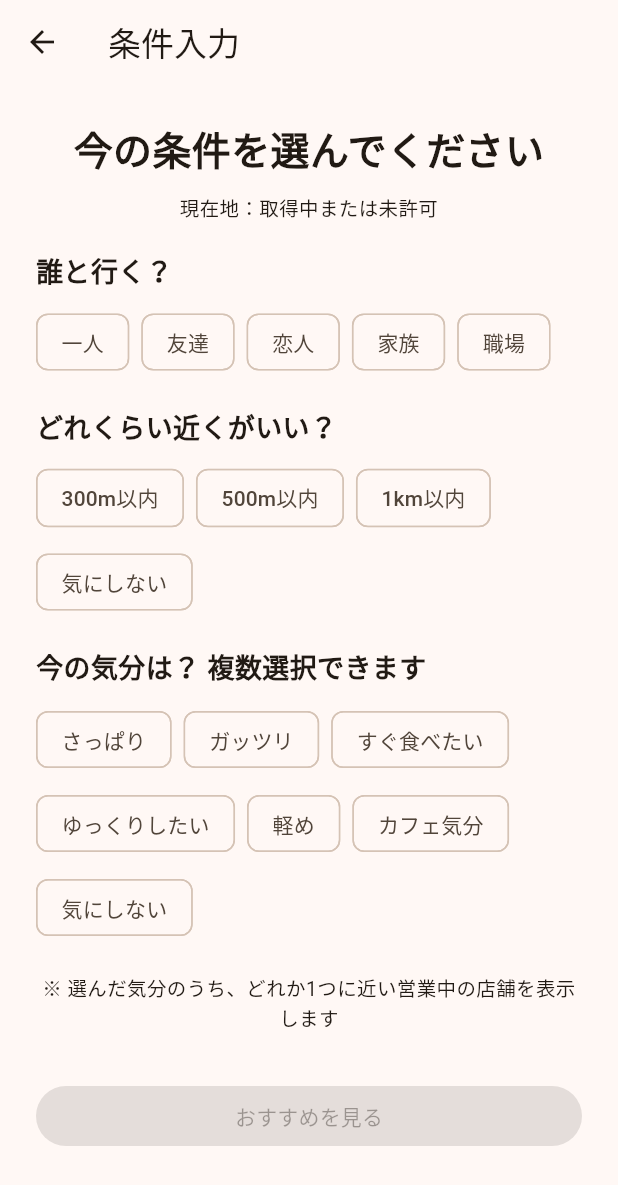
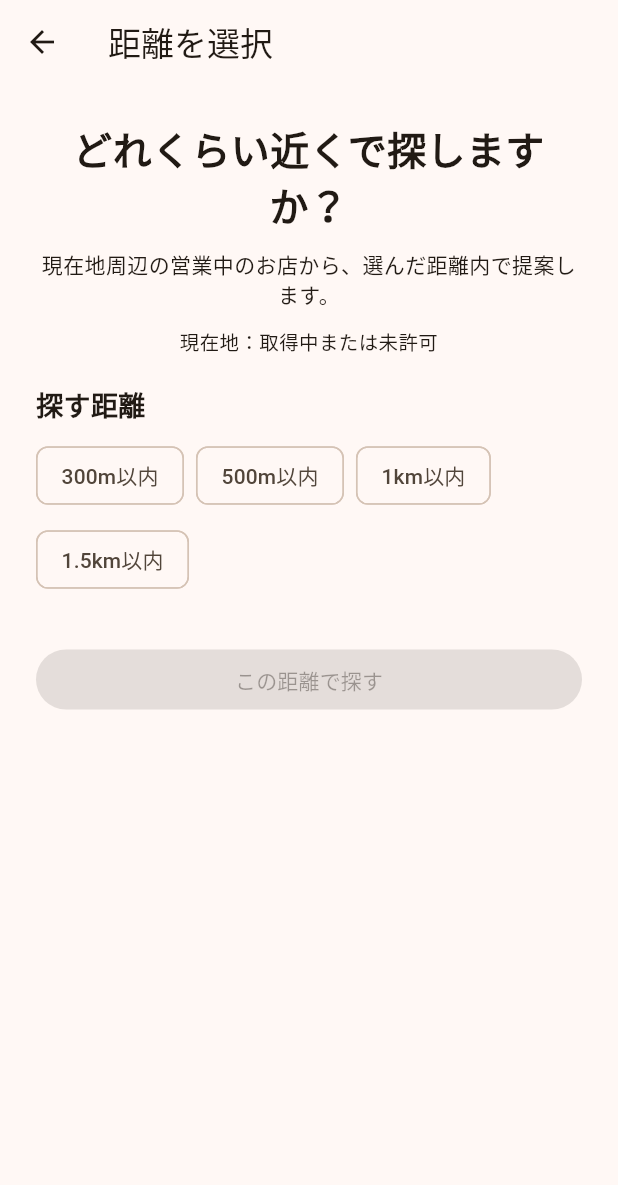
Before and after one commit to Neo-Oi/Swipeat, a Flutter app: the CompanionSelectScreen screen opened directly, on a phone screen of 412 x 824 dp. Shown: the top 1185 px of the screen. Run offline on Flutter 3.47's test engine with Material 3 defaults, Android fonts, the phone set to English and light mode, and no system bars; our stand-ins replace geolocator.

Commit message:
条件付き検索の一部復活

```diff
--- a/lib/main.dart
+++ b/lib/main.dart
@@ -1,9 +1,7 @@
 import 'package:flutter/material.dart';
-import 'package:flutter_dotenv/flutter_dotenv.dart';
 import 'screens/home_screen.dart';
 
-Future<void> main() async {
-  await dotenv.load(fileName: '.env');
+void main() {
   runApp(const SwipeatApp());
 }
 
--- a/lib/screens/companion_select_screen.dart
+++ b/lib/screens/companion_select_screen.dart
@@ -13,26 +13,17 @@ class CompanionSelectScreen extends StatefulWidget {
 }
 
 class _CompanionSelectScreenState extends State<CompanionSelectScreen> {
-  String? selectedCompanion;
   String? selectedDistance;
-  final Set<String> selectedMoods = {};
 
   Position? currentPosition;
   bool isLoading = false;
   String? errorMessage;
 
-  final List<String> companions = ['一人', '友達', '恋人', '家族', '職場'];
-
-  final List<String> distances = ['300m以内', '500m以内', '1km以内', '気にしない'];
-
-  final List<String> moods = [
-    'さっぱり',
-    'ガッツリ',
-    'すぐ食べたい',
-    'ゆっくりしたい',
-    '軽め',
-    'カフェ気分',
-    '気にしない',
+  final List<String> distances = [
+    '300m以内',
+    '500m以内',
+    '1km以内',
+    '1.5km以内',
   ];
 
   @override
@@ -55,6 +46,8 @@ class _CompanionSelectScreenState extends State<CompanionSelectScreen> {
     if (distance == '300m以内') return 300;
     if (distance == '500m以内') return 500;
     if (distance == '1km以内') return 1000;
+    if (distance == '1.5km以内') return 1500;
+
     return 1500;
   }
 
@@ -68,18 +61,8 @@ class _CompanionSelectScreenState extends State<CompanionSelectScreen> {
     return 2000;
   }
 
-  String selectedMoodLabel() {
-    if (selectedMoods.contains('気にしない')) {
-      return '気にしない';
-    }
-
-    return selectedMoods.join('・');
-  }
-
   Future<void> searchRestaurants() async {
-    if (selectedCompanion == null ||
-        selectedDistance == null ||
-        selectedMoods.isEmpty) {
+    if (selectedDistance == null) {
       return;
     }
 
@@ -96,7 +79,6 @@ class _CompanionSelectScreenState extends State<CompanionSelectScreen> {
     });
 
     try {
-      var usedMood = selectedMoodLabel();
       var usedDistanceLabel = selectedDistance!;
       var noticeMessage = '';
 
@@ -105,7 +87,7 @@ class _CompanionSelectScreenState extends State<CompanionSelectScreen> {
         latitude: currentPosition!.latitude,
         longitude: currentPosition!.longitude,
         radiusMeters: distanceLimit(selectedDistance!),
-        category: usedMood,
+        category: '気にしない',
         openNowOnly: true,
       );
 
@@ -114,33 +96,17 @@ class _CompanionSelectScreenState extends State<CompanionSelectScreen> {
           .toList();
 
       if (googleRestaurants.isEmpty) {
-        usedDistanceLabel = '${relaxedDistanceLimit(selectedDistance!)}m以内';
+        final relaxedLimit = relaxedDistanceLimit(selectedDistance!);
+
+        usedDistanceLabel = '${relaxedLimit}m以内';
         noticeMessage = '候補が少なかったため、距離条件を広げました。';
 
         googleRestaurants =
             await GooglePlacesService.searchNearbyRestaurants(
           latitude: currentPosition!.latitude,
           longitude: currentPosition!.longitude,
-          radiusMeters: relaxedDistanceLimit(selectedDistance!),
-          category: usedMood,
-          openNowOnly: true,
-        );
-
-        googleRestaurants = googleRestaurants
-            .where((restaurant) => restaurant.isOpenNow == true)
-            .toList();
-      }
-
-      if (googleRestaurants.isEmpty && usedMood != '気にしない') {
-        usedMood = '気にしない';
-        noticeMessage = '候補が少なかったため、距離と気分条件を広げました。';
-
-        googleRestaurants =
-            await GooglePlacesService.searchNearbyRestaurants(
-          latitude: currentPosition!.latitude,
-          longitude: currentPosition!.longitude,
-          radiusMeters: relaxedDistanceLimit(selectedDistance!),
-          category: usedMood,
+          radiusMeters: relaxedLimit,
+          category: '気にしない',
           openNowOnly: true,
         );
 
@@ -155,10 +121,10 @@ class _CompanionSelectScreenState extends State<CompanionSelectScreen> {
         context,
         MaterialPageRoute(
           builder: (_) => RecommendationScreen(
-            companion: selectedCompanion!,
+            companion: '指定なし',
             budget: '指定なし',
             distance: usedDistanceLabel,
-            category: usedMood,
+            category: '気にしない',
             noticeMessage: noticeMessage,
             restaurants: googleRestaurants,
           ),
@@ -209,54 +175,15 @@ class _CompanionSelectScreenState extends State<CompanionSelectScreen> {
     );
   }
 
-  Widget buildMoodChoiceList() {
-    return Wrap(
-      spacing: 8,
-      runSpacing: 8,
-      children: moods.map((mood) {
-        final isSelected = selectedMoods.contains(mood);
-
-        return FilterChip(
-          label: Text(mood),
-          selected: isSelected,
-          onSelected: isLoading
-              ? null
-              : (selected) {
-                  setState(() {
-                    if (mood == '気にしない') {
-                      selectedMoods.clear();
-                      if (selected) {
-                        selectedMoods.add(mood);
-                      }
-                      return;
-                    }
-
-                    selectedMoods.remove('気にしない');
-
-                    if (selected) {
-                      selectedMoods.add(mood);
-                    } else {
-                      selectedMoods.remove(mood);
-                    }
-                  });
-                },
-        );
-      }).toList(),
-    );
-  }
-
   bool get canSearch {
-    return selectedCompanion != null &&
-        selectedDistance != null &&
-        selectedMoods.isNotEmpty &&
-        !isLoading;
+    return selectedDistance != null && !isLoading;
   }
 
   @override
   Widget build(BuildContext context) {
     return Scaffold(
       appBar: AppBar(
-        title: const Text('条件入力'),
+        title: const Text('距離を選択'),
       ),
       body: SingleChildScrollView(
         padding: const EdgeInsets.all(24),
@@ -264,9 +191,15 @@ class _CompanionSelectScreenState extends State<CompanionSelectScreen> {
           crossAxisAlignment: CrossAxisAlignment.stretch,
           children: [
             const Text(
-              '今の条件を選んでください',
+              'どれくらい近くで探しますか？',
               textAlign: TextAlign.center,
               style: TextStyle(fontSize: 26, fontWeight: FontWeight.bold),
+            ),
+            const SizedBox(height: 12),
+            const Text(
+              '現在地周辺の営業中のお店から、選んだ距離内で提案します。',
+              textAlign: TextAlign.center,
+              style: TextStyle(fontSize: 14),
             ),
             const SizedBox(height: 12),
             Text(
@@ -274,17 +207,7 @@ class _CompanionSelectScreenState extends State<CompanionSelectScreen> {
               textAlign: TextAlign.center,
               style: const TextStyle(fontSize: 13),
             ),
-            buildSectionTitle('誰と行く？'),
-            buildSingleChoiceList(
-              items: companions,
-              selectedValue: selectedCompanion,
-              onSelected: (value) {
-                setState(() {
-                  selectedCompanion = value;
-                });
-              },
-            ),
-            buildSectionTitle('どれくらい近くがいい？'),
+            buildSectionTitle('探す距離'),
             buildSingleChoiceList(
               items: distances,
               selectedValue: selectedDistance,
@@ -293,14 +216,6 @@ class _CompanionSelectScreenState extends State<CompanionSelectScreen> {
                   selectedDistance = value;
                 });
               },
-            ),
-            buildSectionTitle('今の気分は？ 複数選択できます'),
-            buildMoodChoiceList(),
-            const SizedBox(height: 20),
-            const Text(
-              '※ 選んだ気分のうち、どれか1つに近い営業中の店舗を表示します',
-              textAlign: TextAlign.center,
-              style: TextStyle(fontSize: 13),
             ),
             if (errorMessage != null) ...[
               const SizedBox(height: 16),
@@ -313,7 +228,7 @@ class _CompanionSelectScreenState extends State<CompanionSelectScreen> {
             const SizedBox(height: 32),
             ElevatedButton(
               onPressed: canSearch ? searchRestaurants : null,
-              child: Text(isLoading ? '取得中...' : 'おすすめを見る'),
+              child: Text(isLoading ? '取得中...' : 'この距離で探す'),
             ),
           ],
         ),
--- a/pubspec.yaml
+++ b/pubspec.yaml
@@ -63,6 +63,7 @@ flutter:
 
   assets:
     - .env
+    - assets/images/swipeat_icon.png
 
   # To add assets to your application, add an assets section, like this:
   # assets:
```
Also changed, not shown: lib/screens/home_screen.dart (+28 -7 lines), lib/services/google_places_service.dart (+11 -8 lines), assets/images/swipeat_icon.png (added), firebase.json (added), 6 other files.
